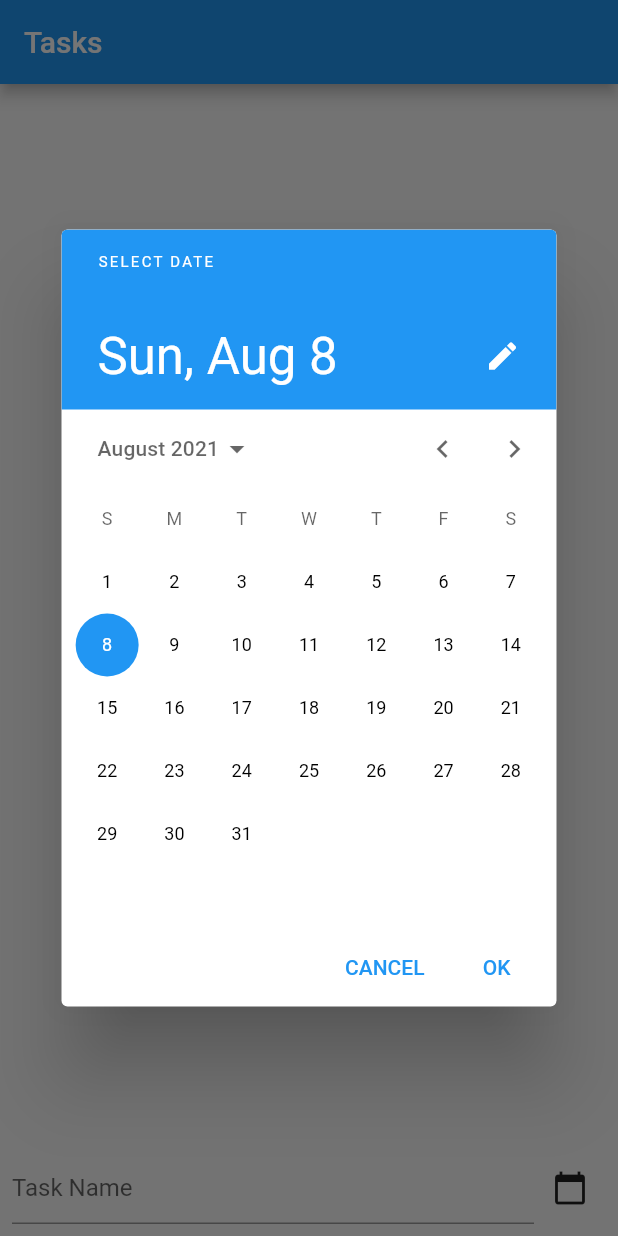
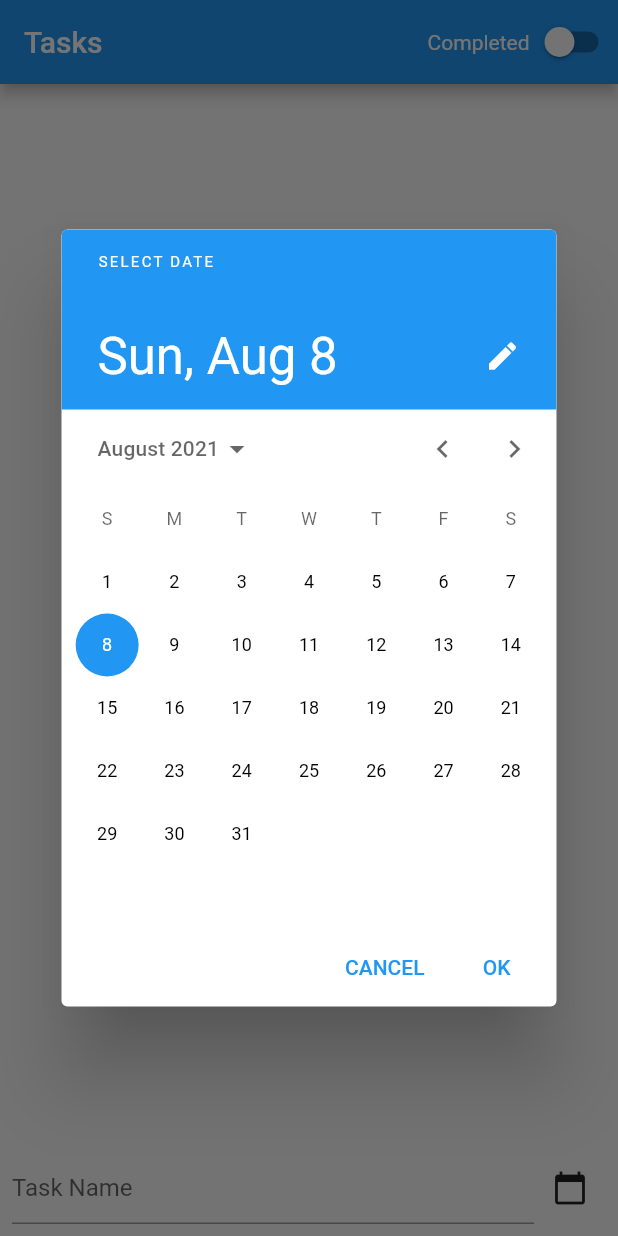
Before and after one commit to Dennis-Mwea/room_database, a Flutter app: the screen it shows after launch, after a tap on the "calendar today" icon, on a phone screen of 412 x 824 dp. Run offline on Flutter 3.47's test engine with Material 2 defaults, Android fonts, the phone set to English and light mode, and no system bars; our stand-ins replace flutter_slidable, moor_flutter; generated files the repository leaves out were written again.

Commit message:
Add more complex queries

```diff
--- a/lib/database/moor_database.dart
+++ b/lib/database/moor_database.dart
@@ -21,7 +21,7 @@ class Tasks extends Table {
   BoolColumn? get completed => boolean().withDefault(Constant(false))();
 }
 
-@UseMoor(tables: [Tasks])
+@UseMoor(tables: [Tasks], daos: [TaskDao])
 // _$AppDatabase is the name of the generated class
 class AppDatabase extends _$AppDatabase {
   // Specify the location of the database file
@@ -30,17 +30,48 @@ class AppDatabase extends _$AppDatabase {
   /// Bump this when changing tables and columns.
   /// Migrations will be covered in the next part.
   @override
-  int get schemaVersion => 1;
+  int get schemaVersion => 2;
+}
 
-  // All tables have getters in the generated class - we can select the tasks table
+@UseDao(tables: [Tasks])
+class TaskDao extends DatabaseAccessor<AppDatabase> with _$TaskDaoMixin {
+  final AppDatabase appDb;
+
+  TaskDao(this.appDb) : super(appDb);
+
   Future<List<Task>> getAllTasks() => select(tasks).get();
 
-  // Moor supports Streams which emit elements when the watched data changes
-  Stream<List<Task>> watchAllTasks() => select(tasks).watch();
+  // Updated to use the orderBy statement
+  Stream<List<Task>> watchAllTasks() {
+    // Wrap the whole select statement with parenthesis
+    return (select(tasks)
+          // Statements like orderBy and where return void => the need to use a cascading ".." operator
+          ..orderBy(([
+            // Primary sorting by due date
+            (t) => OrderingTerm(expression: t.dueDate, mode: OrderingMode.desc),
+            // Secondary sorting by alphabet
+            (t) => OrderingTerm(expression: t.name),
+          ])))
+        .watch();
+  }
+
+  Stream<List<Task>> watchCompletedTasks() {
+    // where returns void, need to use the cascading operator
+    return (select(tasks)
+          ..orderBy(
+            ([
+              // Primary sorting by due date
+              (t) => OrderingTerm(expression: t.dueDate, mode: OrderingMode.desc),
+              // Secondary alphabetical sorting
+              (t) => OrderingTerm(expression: t.name),
+            ]),
+          )
+          ..where((t) => t.completed.equals(true)))
+        .watch();
+  }
 
   Future insertTask(Task task) => into(tasks).insert(task);
 
-  // Updates a Task with a matching primary key
   Future updateTask(Task task) => update(tasks).replace(task);
 
   Future deleteTask(Task task) => delete(tasks).delete(task);
--- a/lib/home_page.dart
+++ b/lib/home_page.dart
@@ -13,6 +13,7 @@ class HomePage extends StatefulWidget {
 class _HomePageState extends State<HomePage> {
   late TextEditingController controller;
   late DateTime? newTaskDate;
+  bool showCompleted = false;
 
   @override
   void initState() {
@@ -22,15 +23,17 @@ class _HomePageState extends State<HomePage> {
 
   @override
   Widget build(BuildContext context) {
-    final database = Provider.of<AppDatabase>(context);
+    final dao = Provider.of<TaskDao>(context);
 
     return Scaffold(
-      appBar: AppBar(title: Text('Tasks')),
+      appBar: AppBar(title: Text('Tasks'), actions: [
+        Row(children: [Text('Completed'), Switch(value: showCompleted, onChanged: (newValue) => setState(() => showCompleted = newValue))])
+      ]),
       body: Column(
         children: [
           Expanded(
             child: StreamBuilder(
-              stream: database.watchAllTasks(),
+              stream: showCompleted ? dao.watchCompletedTasks() : dao.watchAllTasks(),
               builder: (context, AsyncSnapshot<List<Task>> snapshot) {
                 final tasks = snapshot.data ?? <Task>[];
 
@@ -42,13 +45,13 @@ class _HomePageState extends State<HomePage> {
                     return Slidable(
                       actionPane: SlidableDrawerActionPane(),
                       secondaryActions: [
-                        IconSlideAction(caption: 'Delete', color: Colors.red, icon: Icons.delete, onTap: () => database.deleteTask(task))
+                        IconSlideAction(caption: 'Delete', color: Colors.red, icon: Icons.delete, onTap: () => dao.deleteTask(task))
                       ],
                       child: CheckboxListTile(
                         title: Text(task.name),
                         subtitle: Text(task.dueDate?.toString() ?? 'No date'),
                         value: task.completed,
-                        onChanged: (newValue) => database.updateTask(task.copyWith(completed: newValue)),
+                        onChanged: (newValue) => dao.updateTask(task.copyWith(completed: newValue)),
                       ),
                     );
                   },
@@ -66,8 +69,8 @@ class _HomePageState extends State<HomePage> {
                     controller: controller,
                     decoration: InputDecoration(hintText: 'Task Name'),
                     onSubmitted: (inputName) {
-                      final task = Task(name: inputName, dueDate: newTaskDate, completed: false, id: 1);
-                      database.insertTask(task);
+                      final task = Task(name: inputName, dueDate: newTaskDate, completed: false, id: 2);
+                      dao.insertTask(task);
 
                       _resetValuesAfterSubmit();
                     },
--- a/lib/main.dart
+++ b/lib/main.dart
@@ -11,7 +11,7 @@ class MyApp extends StatelessWidget {
   @override
   Widget build(BuildContext context) {
     return Provider(
-      create: (_) => AppDatabase(),
+      create: (_) => AppDatabase().taskDao,
       child: MaterialApp(title: 'Room Database', theme: ThemeData(primarySwatch: Colors.blue), home: HomePage()),
     );
   }
--- a/pubspec.yaml
+++ b/pubspec.yaml
@@ -26,6 +26,7 @@ dependencies:
   moor_flutter: ^4.0.0
   provider: ^5.0.0
   flutter_slidable: ^0.6.0
+  moor: ^4.4.1
 
 
   # The following adds the Cupertino Icons font to your application.
```
Also changed, not shown: lib/database/moor_database.g.dart, pubspec.lock.
